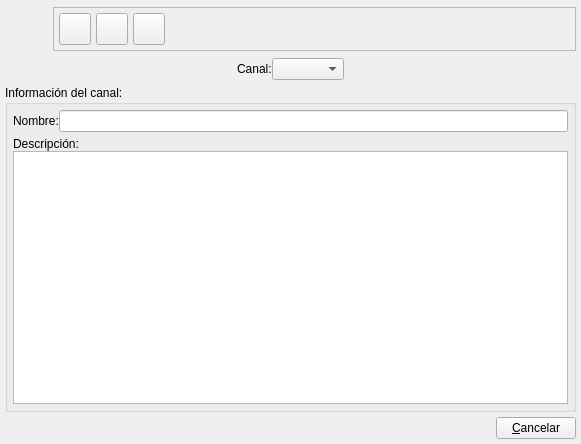
Above: bulmages/bulmacont/src/canalbase.ui from eboladev/Bulmages-1 before the change. Below: the same form after it.
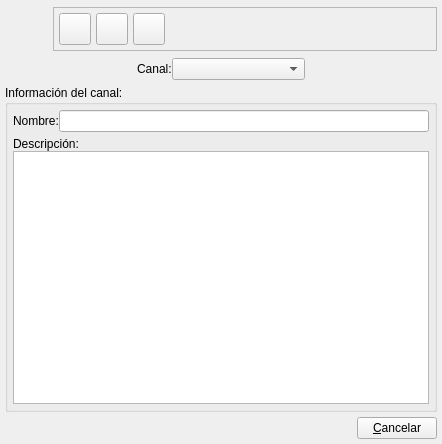
That is the form after the change. Icons and pictures are not drawn. Custom widgets are drawn as their Qt base class.

The edit to the form file:
```diff
--- a/bulmages/bulmacont/src/canalbase.ui
+++ b/bulmages/bulmacont/src/canalbase.ui
@@ -59,7 +59,7 @@
       <widget class="QFrame" name="frame" >
        <property name="sizePolicy" >
         <sizepolicy>
-         <hsizetype>0</hsizetype>
+         <hsizetype>7</hsizetype>
          <vsizetype>0</vsizetype>
          <horstretch>0</horstretch>
          <verstretch>0</verstretch>
@@ -215,7 +215,7 @@
       <widget class="BusquedaCanal" name="mui_idcanal" >
        <property name="sizePolicy" >
         <sizepolicy>
-         <hsizetype>0</hsizetype>
+         <hsizetype>7</hsizetype>
          <vsizetype>0</vsizetype>
          <horstretch>0</horstretch>
          <verstretch>0</verstretch>
```
